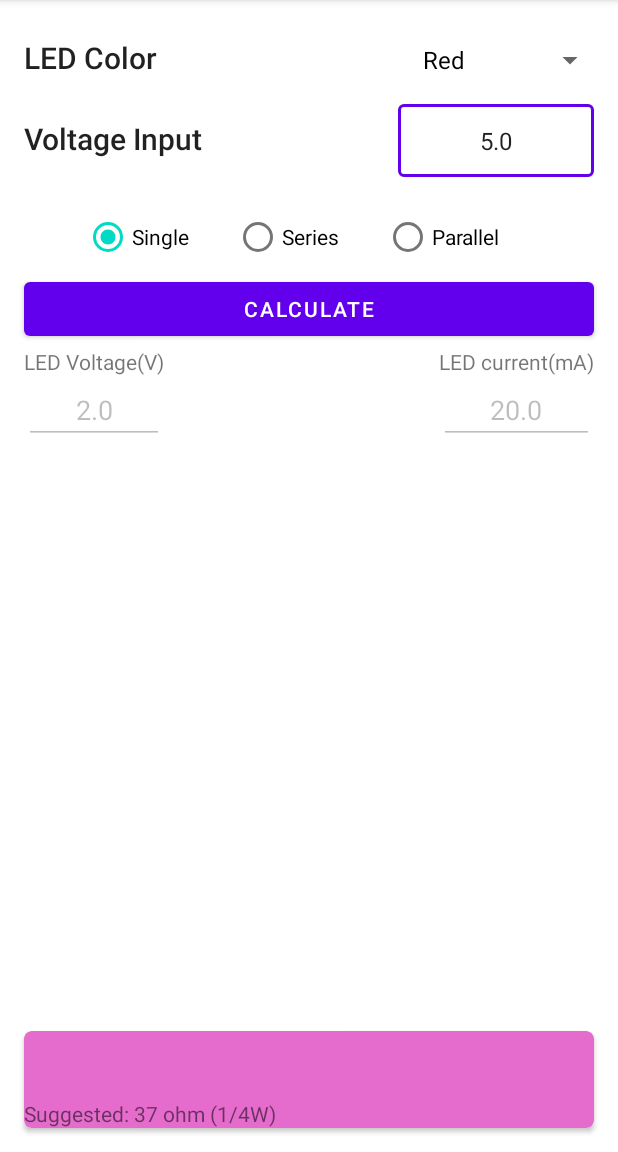
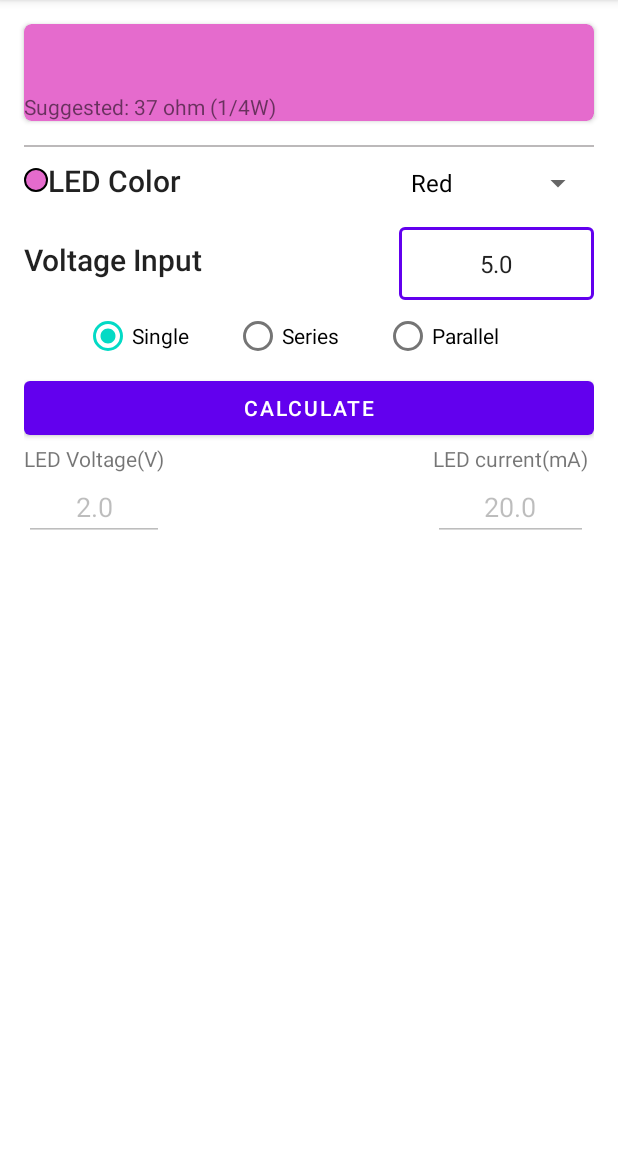
Before and after one commit to Helaluzzaman/LEDResistorCalculator, an Android app: the screen it shows after launch (MainActivity), on a phone screen of 412 x 824 dp, the part 84-1236 px from its top. Run offline under Robolectric (Android 15) with nearby library versions, the phone set to English and light mode, and no system bars.

Commit message:
Ui change successfully done

```diff
--- a/app/build.gradle
+++ b/app/build.gradle
@@ -44,6 +44,7 @@ dependencies {
     androidTestImplementation 'androidx.test.ext:junit:1.1.3'
     androidTestImplementation 'androidx.test.espresso:espresso-core:3.4.0'
 
-    // truth test
-    androidTestImplementation 'com.google.truth:truth:1.1.2'
+//    // truth test
+//    androidTestImplementation 'com.google.truth:truth:1.1.2'
+////    implementation 'com.google.android.material:material:1.4.0'
 }
--- a/app/src/main/AndroidManifest.xml
+++ b/app/src/main/AndroidManifest.xml
@@ -11,6 +11,7 @@
         android:theme="@style/Theme.LEDResistorCalculator">
         <activity
             android:name=".MainActivity"
+            android:windowSoftInputMode="stateHidden"
             android:exported="true">
             <intent-filter>
                 <action android:name="android.intent.action.MAIN" />
--- a/app/src/main/java/com/hbsoft/ledresistorcalculator/data/Led.kt
+++ b/app/src/main/java/com/hbsoft/ledresistorcalculator/data/Led.kt
@@ -40,12 +40,12 @@ class LedData{
             )
             lst.add(orangeLed)
             val yellow = Led(1,
-                "Red",
+                "Yellow",
                 Color.YELLOW,
                 2.1,
                 20.0
             )
-            lst.add(redLed)
+            lst.add(yellow)
 
             return lst
         }
--- a/app/src/main/java/com/hbsoft/ledresistorcalculator/fragments/LaunchFragment.kt
+++ b/app/src/main/java/com/hbsoft/ledresistorcalculator/fragments/LaunchFragment.kt
@@ -1,5 +1,6 @@
 package com.hbsoft.ledresistorcalculator.fragments
 
+import android.graphics.Color
 import android.os.Bundle
 import android.util.Log
 import android.view.*
@@ -7,6 +8,8 @@ import androidx.fragment.app.Fragment
 import android.widget.*
 import androidx.appcompat.app.AppCompatDelegate
 import androidx.appcompat.app.AppCompatDelegate.MODE_NIGHT_FOLLOW_SYSTEM
+import androidx.appcompat.content.res.AppCompatResources
+import androidx.core.graphics.drawable.DrawableCompat
 import androidx.core.view.get
 import androidx.fragment.app.viewModels
 import com.hbsoft.ledresistorcalculator.R
@@ -81,6 +84,7 @@ class LaunchFragment : Fragment() {
     }
 
     private fun setUiData() {
+
         mLaunchViewModel.currentLed.observe(viewLifecycleOwner,{
             currentLed = it
             etForwardVoltage.setText(it.forwardVoltage_V.toString())
--- a/app/src/main/java/com/hbsoft/ledresistorcalculator/viewModel/LaunchViewModel.kt
+++ b/app/src/main/java/com/hbsoft/ledresistorcalculator/viewModel/LaunchViewModel.kt
@@ -119,10 +119,10 @@ class LaunchViewModel(application: Application): AndroidViewModel(application) {
             val resistorOhm = (voltage/current)*1000
             val powerWatt = voltage* current/1000
             val finalResistorValue = addKiloMegaGigaSuffix(resistorOhm) + "Ω"
-            val suggestion = "resistor's power rating: ${Calculate.convertToStandardPower(powerWatt)}"
+            val suggestion = "resistor's power rating: ${Calculate.convertToStandardPower(powerWatt)}W"
             setFinalResult(finalResistorValue, suggestion)
             rawResultOhm.value = finalResistorValue    // fow testing
-            Log.i("result", finalResistorValue + "ohm, Rating:" + powerWatt.toString())
+            Log.i("result", finalResistorValue + "ohm, Rating:" + suggestion)
 
             return LedData.SUCCESS   // successful result
         }else{
--- /dev/null
+++ b/app/src/main/res/drawable/led_color_drawable.xml
@@ -0,0 +1,9 @@
+<?xml version="1.0" encoding="utf-8"?>
+<shape xmlns:android="http://schemas.android.com/apk/res/android"
+    android:shape="oval">
+    <stroke android:width="1dp"/>
+    <solid android:color="@color/Brand_Pink"/>
+
+    <size android:width="16dp" android:height="16dp"/>
+
+</shape>
--- a/app/src/main/res/layout/fragment_launch.xml
+++ b/app/src/main/res/layout/fragment_launch.xml
@@ -5,18 +5,79 @@
     android:layout_width="match_parent"
     android:layout_height="match_parent">
 
+    <View
+        android:id="@+id/view"
+        android:layout_width="match_parent"
+        android:layout_height="1dp"
+        android:layout_marginStart="16dp"
+        android:layout_marginTop="16dp"
+        android:layout_marginEnd="16dp"
+        android:background="#BCB9BA"
+        app:layout_constraintEnd_toEndOf="parent"
+        app:layout_constraintStart_toStartOf="parent"
+        app:layout_constraintTop_toBottomOf="@+id/cardView" />
+
+    <androidx.cardview.widget.CardView
+        android:id="@+id/cardView"
+        android:layout_width="match_parent"
+        android:layout_height="wrap_content"
+        android:layout_marginStart="16dp"
+        android:layout_marginTop="16dp"
+        android:layout_marginEnd="16dp"
+        android:backgroundTint="@color/Brand_Pink"
+        app:cardCornerRadius="5dp"
+        app:layout_constraintEnd_toEndOf="parent"
+        app:layout_constraintStart_toStartOf="parent"
+        app:layout_constraintTop_toTopOf="parent">
+
+        <LinearLayout
+            android:layout_width="match_parent"
+            android:layout_height="match_parent"
+            android:orientation="vertical">
+
+            <TextView
+                android:id="@+id/tv_result"
+                android:layout_width="match_parent"
+                android:layout_height="wrap_content"
+                android:maxLines="1"
+                android:gravity="center"
+                android:textAppearance="@style/ResultTextAppearance"
+                tools:text="Result: 25 ohm" />
+
+            <TextView
+                android:layout_width="match_parent"
+                android:layout_height="wrap_content"
+                android:text="Suggested: 37 ohm (1/4W)" />
+
+
+        </LinearLayout>
+    </androidx.cardview.widget.CardView>
+
+
+    <ScrollView
+        android:id="@+id/scrollView2"
+        android:layout_width="match_parent"
+        android:layout_height="0dp"
+        app:layout_constraintBottom_toBottomOf="parent"
+        app:layout_constraintEnd_toEndOf="parent"
+        app:layout_constraintHorizontal_bias="0.5"
+        app:layout_constraintStart_toStartOf="parent"
+        app:layout_constraintTop_toBottomOf="@+id/view">
+
+        <LinearLayout
+            android:layout_width="match_parent"
+            android:layout_height="wrap_content"
+            android:paddingStart="16dp"
+            android:paddingEnd="16dp"
+            android:orientation="vertical">
+
             <LinearLayout
                 android:id="@+id/linearLayout"
                 android:layout_width="match_parent"
                 android:layout_height="wrap_content"
-        android:layout_marginStart="16dp"
-        android:layout_marginTop="16dp"
-        android:layout_marginEnd="8dp"
                 android:orientation="horizontal"
-        app:layout_constraintEnd_toEndOf="parent"
-        app:layout_constraintHorizontal_bias="0.5"
-        app:layout_constraintStart_toStartOf="parent"
-        app:layout_constraintTop_toTopOf="parent">
+                tools:layout_editor_absoluteX="16dp"
+                tools:layout_editor_absoluteY="16dp">
 
                 <TextView
                     android:id="@+id/textView"
@@ -24,7 +85,8 @@
                     android:layout_height="wrap_content"
                     android:layout_weight="1"
                     android:text="@string/led_color"
-            android:textAppearance="@style/TextAppearance.AppCompat.Title" />
+                    android:textAppearance="@style/TextAppearance.AppCompat.Title"
+                    app:drawableStartCompat="@drawable/led_color_drawable" />
 
                 <Spinner
                     android:id="@+id/s_led_color"
@@ -32,53 +94,47 @@
                     android:layout_height="wrap_content" />
             </LinearLayout>
 
-    <LinearLayout
+            <RelativeLayout
                 android:id="@+id/linearLayoutCompat"
                 android:layout_width="match_parent"
                 android:layout_height="wrap_content"
-        android:layout_marginStart="16dp"
-        android:layout_marginEnd="16dp"
                 android:orientation="horizontal"
-        app:layout_constraintEnd_toEndOf="parent"
-        app:layout_constraintHorizontal_bias="0.0"
-        app:layout_constraintStart_toStartOf="parent"
-        app:layout_constraintTop_toBottomOf="@+id/linearLayout">
+                >
 
                 <TextView
                     android:id="@+id/textView2"
                     android:layout_width="wrap_content"
                     android:layout_height="wrap_content"
-            android:layout_weight="1"
                     android:text="@string/voltage_input"
+                    android:layout_alignParentStart="true"
+                    android:layout_centerVertical="true"
                     android:textAppearance="@style/TextAppearance.AppCompat.Title" />
 
                 <com.google.android.material.textfield.TextInputLayout
                     style="@style/Widget.MaterialComponents.TextInputLayout.OutlinedBox.Dense"
-            android:layout_width="0dp"
+                    android:layout_width="wrap_content"
                     android:layout_height="wrap_content"
-            android:layout_weight="1">
+                    android:layout_alignParentEnd="true"
+                    >
 
                     <EditText
                         android:id="@+id/et_input_voltage"
-                android:layout_width="match_parent"
+                        android:layout_width="130dp"
                         android:layout_height="wrap_content"
                         android:gravity="center"
                         android:inputType="numberDecimal"
                         android:text="5.0" />
                 </com.google.android.material.textfield.TextInputLayout>
-    </LinearLayout>
+            </RelativeLayout>
 
             <RadioGroup
                 android:id="@+id/radioGroup"
                 android:layout_width="match_parent"
                 android:layout_height="wrap_content"
-        android:layout_marginTop="16dp"
                 android:checkedButton="@id/rb_single"
                 android:gravity="center"
                 android:orientation="horizontal"
-        app:layout_constraintEnd_toEndOf="parent"
-        app:layout_constraintStart_toStartOf="parent"
-        app:layout_constraintTop_toBottomOf="@+id/linearLayoutCompat">
+                tools:layout_editor_absoluteY="112dp">
 
                 <RadioButton
                     android:id="@+id/rb_single"
@@ -105,14 +161,10 @@
                 android:id="@+id/ll_led_number"
                 android:layout_width="match_parent"
                 android:layout_height="wrap_content"
-        android:layout_marginTop="4dp"
                 android:gravity="center"
                 android:orientation="vertical"
                 android:visibility="gone"
-        app:layout_constraintEnd_toEndOf="parent"
-        app:layout_constraintHorizontal_bias="0.5"
-        app:layout_constraintStart_toStartOf="parent"
-        app:layout_constraintTop_toBottomOf="@+id/radioGroup"
+                tools:layout_editor_absoluteY="164dp"
                 tools:visibility="visible">
 
                 <TextView
@@ -135,24 +187,20 @@
                 android:id="@+id/b_calculate"
                 android:layout_width="match_parent"
                 android:layout_height="wrap_content"
-        android:layout_marginStart="16dp"
-        android:layout_marginEnd="16dp"
                 android:text="@string/calculate"
-        app:layout_constraintEnd_toEndOf="parent"
-        app:layout_constraintStart_toStartOf="parent"
-        app:layout_constraintTop_toBottomOf="@+id/ll_led_number" />
+                tools:layout_editor_absoluteX="16dp"
+                tools:layout_editor_absoluteY="229dp" />
+
+            <RelativeLayout
+                android:layout_width="match_parent"
+                android:layout_height="wrap_content">
 
                 <LinearLayout
                     android:id="@+id/linearLayout3"
                     android:layout_width="wrap_content"
                     android:layout_height="wrap_content"
-        android:layout_marginStart="16dp"
-        android:layout_marginTop="1dp"
-        android:orientation="vertical"
-        app:layout_constraintEnd_toStartOf="@+id/linearLayout4"
-        app:layout_constraintHorizontal_bias="0.0"
-        app:layout_constraintStart_toStartOf="parent"
-        app:layout_constraintTop_toBottomOf="@+id/b_calculate">
+                    android:layout_alignParentStart="true"
+                    android:orientation="vertical">
 
                     <TextView
                         android:id="@+id/textView6"
@@ -174,11 +222,11 @@
                     android:id="@+id/linearLayout4"
                     android:layout_width="wrap_content"
                     android:layout_height="wrap_content"
-        android:layout_marginTop="1dp"
-        android:layout_marginEnd="16dp"
+                    android:layout_alignParentEnd="true"
+                    android:layout_marginEnd="4dp"
                     android:orientation="vertical"
-        app:layout_constraintEnd_toEndOf="parent"
-        app:layout_constraintTop_toBottomOf="@+id/b_calculate">
+                    tools:layout_editor_absoluteX="291dp"
+                    tools:layout_editor_absoluteY="278dp">
 
                     <TextView
                         android:id="@+id/textView7"
@@ -196,39 +244,12 @@
                         android:inputType="numberDecimal" />
                 </LinearLayout>
 
-    <androidx.cardview.widget.CardView
-        android:layout_width="0dp"
-        android:layout_height="wrap_content"
-        android:layout_marginStart="16dp"
-        android:layout_marginEnd="16dp"
-        android:layout_marginBottom="16dp"
-        app:cardCornerRadius="5dp"
-        android:backgroundTint="@color/Brand_Pink"
-        app:layout_constraintBottom_toBottomOf="parent"
-        app:layout_constraintEnd_toEndOf="parent"
-        app:layout_constraintHorizontal_bias="0.5"
-        app:layout_constraintStart_toStartOf="parent">
-        <LinearLayout
-            android:layout_width="match_parent"
-            android:layout_height="match_parent"
-            android:orientation="vertical"
-            >
-            <TextView
-                android:id="@+id/tv_result"
-                android:layout_width="match_parent"
-                android:layout_height="wrap_content"
-                android:maxLines="1"
-                tools:text="Result: 25 ohm"
-                android:textAppearance="@style/ResultTextAppearance"/>
 
-            <TextView
-                android:layout_width="match_parent"
-                android:layout_height="wrap_content"
-                android:text="Suggested: 37 ohm (1/4W)"/>
+            </RelativeLayout>
 
 
         </LinearLayout>
-    </androidx.cardview.widget.CardView>
+    </ScrollView>
 
 
 </androidx.constraintlayout.widget.ConstraintLayout>
```
Also changed, not shown: 1 other file. Lines whose indentation alone changed are shown as unchanged.
